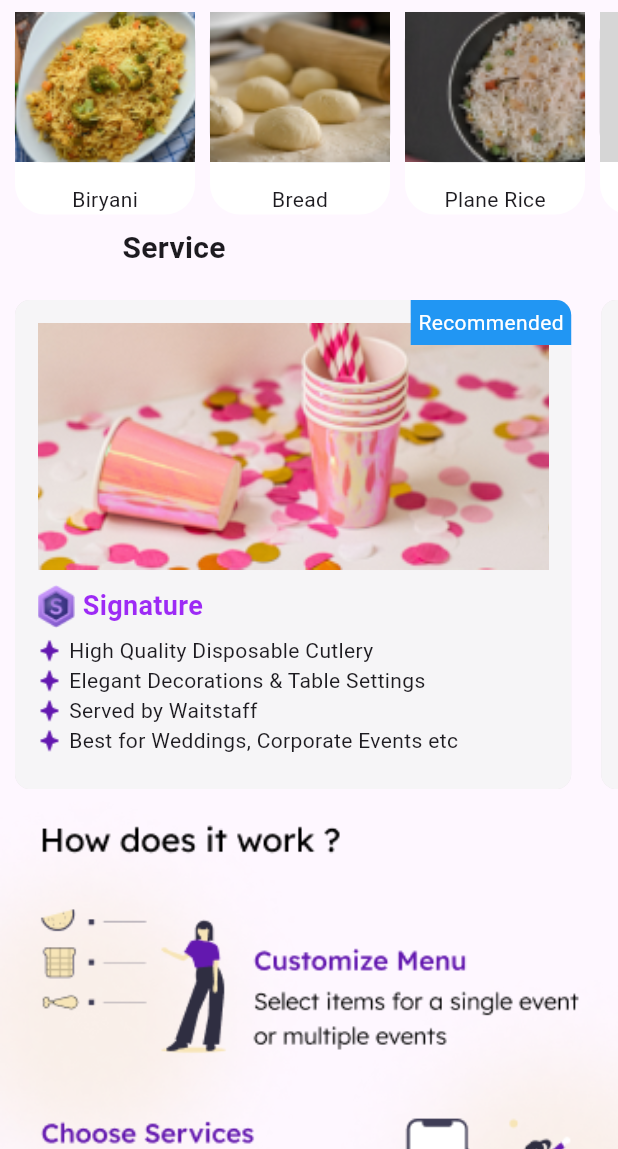
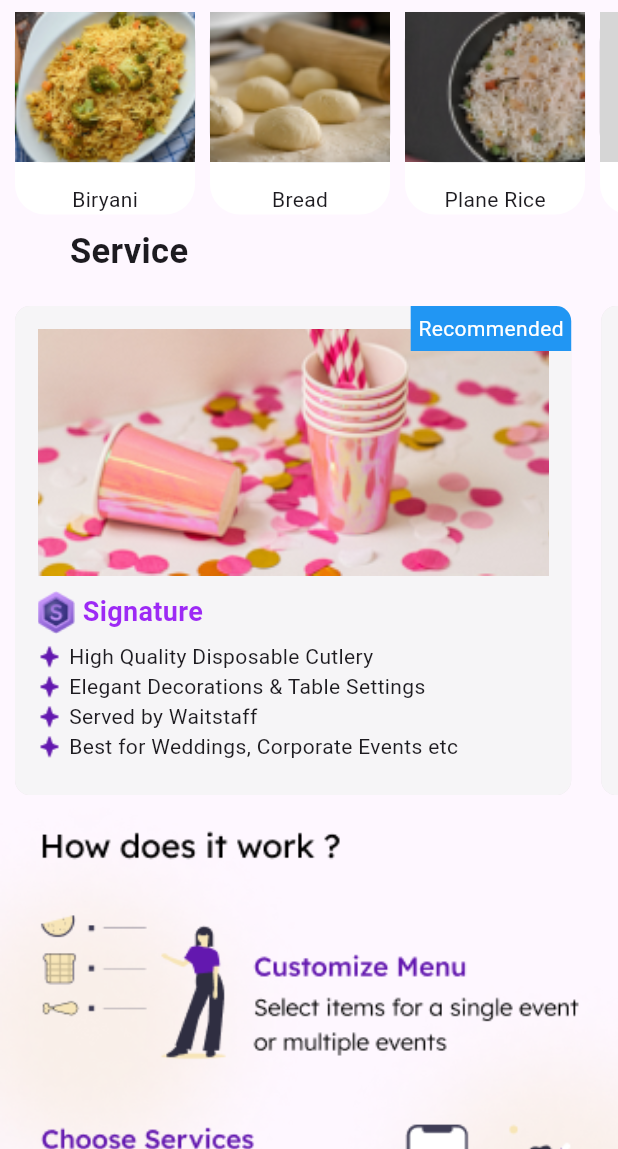
Before and after one commit to bhartikumarigupta/food-app, a Flutter app: the HomePage screen opened directly, scrolled down 1152 dp, on a phone screen of 412 x 824 dp, the part 87-1236 px from its top. Run offline on Flutter 3.47's test engine with Material 2 defaults, Android fonts, the phone set to English and light mode, and no system bars; our stand-ins replace cloud_firestore, dotted_border, firebase_auth, firebase_core; missing offline and left inert: dart:ffi; accounts and stored records are empty; grey boxes are pictures that could not be loaded.

Commit message:
second commit

```diff
--- a/lib/homepage.dart
+++ b/lib/homepage.dart
@@ -396,10 +396,10 @@ class _HomePageState extends State<HomePage> {
                 height: 8,
               ),
               Padding(
-                padding: const EdgeInsets.only(right: 180.0),
+                padding: const EdgeInsets.only(right: 240.0),
                 child: Text("Service",
                     style:
-                        TextStyle(fontWeight: FontWeight.bold, fontSize: 20)),
+                        TextStyle(fontWeight: FontWeight.bold, fontSize: 23)),
               ),
               service(),
               lastpage(),
```
